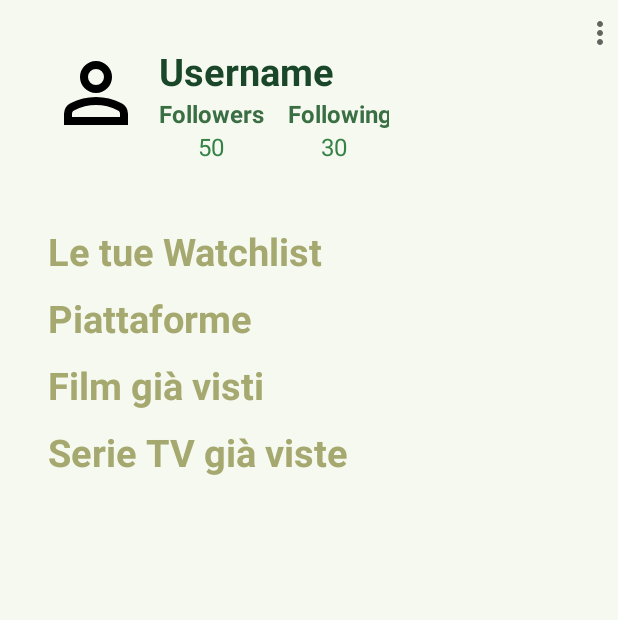
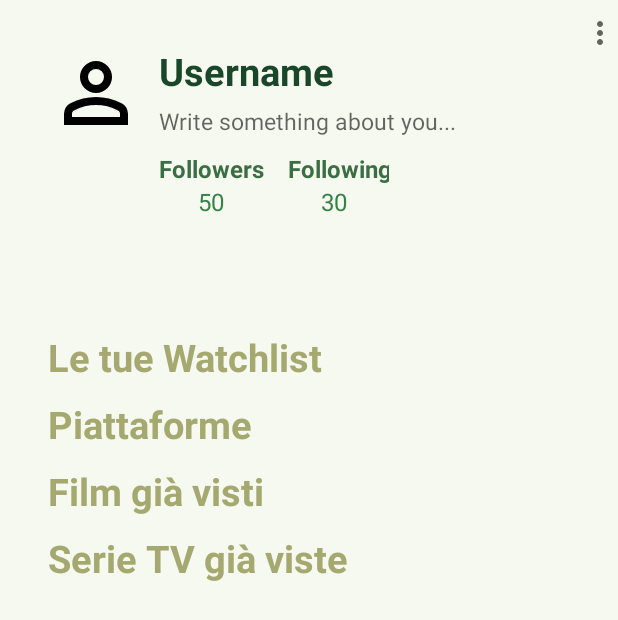
Before and after one commit to bolgianialberto/TMTS, an Android app: the layout fragment_account.xml on its own in the app's theme, with its tools: preview values and no code run, on a phone screen of 412 x 824 dp. Shown: the top 620 px of the screen. Run offline under Robolectric (Android 15) with nearby library versions, the phone set to English and light mode, and no system bars.

Commit message:
Bozza Edit bio

```diff
--- a/app/src/main/res/layout/fragment_account.xml
+++ b/app/src/main/res/layout/fragment_account.xml
@@ -8,13 +8,19 @@
     android:background="#f6f9f0"
     >
 
-
+    <androidx.constraintlayout.widget.ConstraintLayout
+        android:layout_width="match_parent"
+        android:layout_height="wrap_content"
+        >
 
         <androidx.constraintlayout.widget.ConstraintLayout
+            android:id="@+id/cl_profile"
             android:layout_width="match_parent"
             android:layout_height="wrap_content"
             android:layout_marginStart="32dp"
             android:layout_marginTop="10dp"
+            app:layout_constraintStart_toStartOf="parent"
+            app:layout_constraintTop_toTopOf="parent"
             >
 
             <ImageView
@@ -46,6 +52,25 @@
                 android:textStyle="bold"
                 android:gravity="center" />
 
+            <EditText
+                android:id="@+id/tv_bio"
+                android:layout_width="200sp"
+                android:layout_height="wrap_content"
+
+                app:layout_constraintStart_toEndOf="@id/account_icon"
+                app:layout_constraintTop_toBottomOf="@id/tv_account_username"
+                android:layout_marginStart="10sp"
+                android:layout_marginTop="5sp"
+
+                android:maxLength="97"
+                android:textSize="15sp"
+
+                android:background="@android:color/transparent"
+                android:inputType="textMultiLine"
+                android:textColor="#808080"
+
+                android:hint="Write something about you..." />
+
             <LinearLayout
                 android:id="@+id/ll_follower"
                 android:layout_width="wrap_content"
@@ -54,8 +79,9 @@
                 android:gravity="center"
 
                 app:layout_constraintStart_toEndOf="@id/account_icon"
-            app:layout_constraintTop_toBottomOf="@id/tv_account_username"
-            android:layout_marginStart="10sp">
+                app:layout_constraintTop_toBottomOf="@id/tv_bio"
+                android:layout_marginStart="10sp"
+                android:layout_marginTop="10sp">
 
                 <TextView
                     android:id="@+id/tv_follower"
@@ -84,8 +110,9 @@
                 android:gravity="center"
 
                 app:layout_constraintStart_toEndOf="@id/ll_follower"
-            app:layout_constraintTop_toBottomOf="@id/tv_account_username"
-            android:layout_marginStart="10sp">
+                app:layout_constraintTop_toBottomOf="@id/tv_bio"
+                android:layout_marginStart="10sp"
+                android:layout_marginTop="10sp">
 
                 <TextView
                     android:id="@+id/tv_following"
@@ -125,8 +152,11 @@
             android:layout_width="match_parent"
             android:layout_height="match_parent"
             android:orientation="vertical"
-        android:layout_marginTop="150dp"
-        android:layout_marginStart="32dp">
+            android:layout_marginTop="75dp"
+            android:layout_marginStart="32dp"
+            app:layout_constraintTop_toBottomOf="@id/cl_profile"
+            app:layout_constraintStart_toStartOf="parent"
+            >
 
             <TextView
                 android:id="@+id/account_watchlist"
@@ -201,4 +231,8 @@
 
         </LinearLayout>
 
+    </androidx.constraintlayout.widget.ConstraintLayout>
+
+
+
 </RelativeLayout>
--- a/app/src/main/res/menu/dropdown_menu.xml
+++ b/app/src/main/res/menu/dropdown_menu.xml
@@ -2,7 +2,7 @@
 <menu xmlns:android="http://schemas.android.com/apk/res/android">
     <item
         android:id="@+id/edit_profile"
-        android:title="Modifica Profilo" />
+        android:title="Edit Profile Bio" />
     <item
         android:id="@+id/logout_button"
         android:title="Logout"/>
```
Also changed, not shown: app/src/main/java/com/example/tmts/fragments/AccountFragment.kt (+32 -21 lines). Lines whose indentation alone changed are shown as unchanged.
